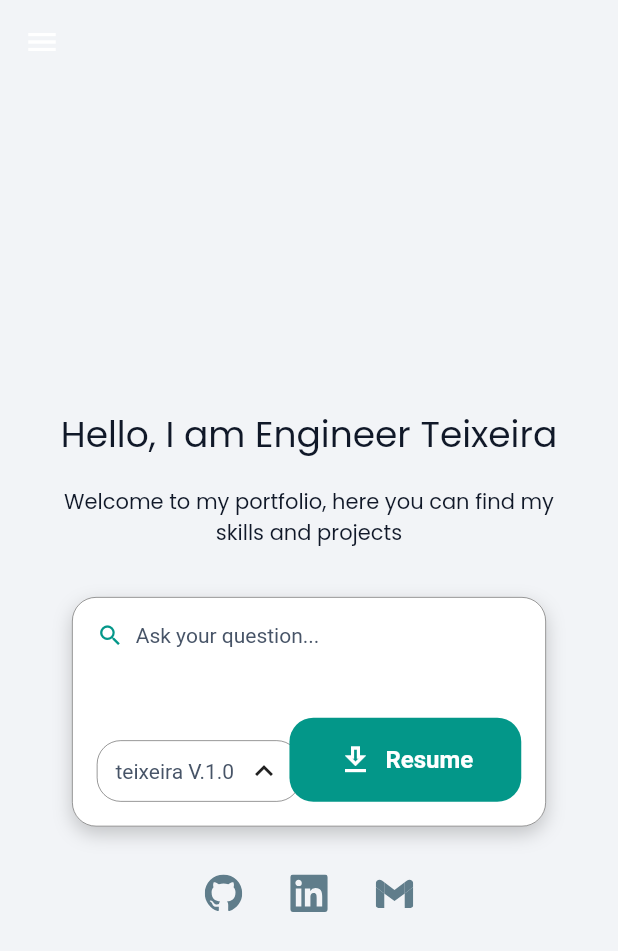
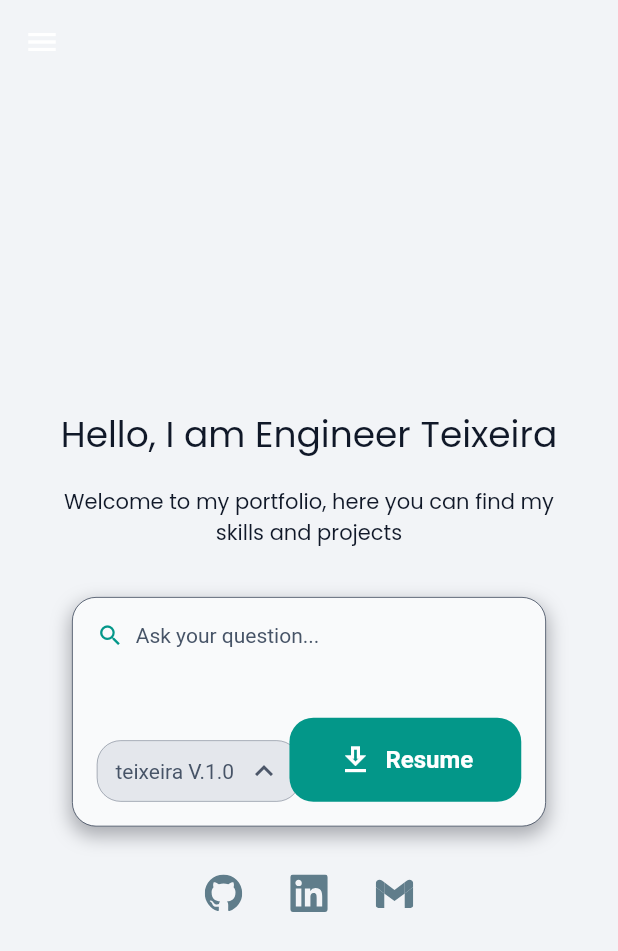
Before and after one commit to Teixeira49/portafolio, a Flutter app: the screen it shows after launch, on a phone screen of 412 x 824 dp. Shown: the top 951 px of the screen. Run offline on Flutter 3.47's test engine with Material 3 defaults, Android fonts, the phone set to English and light mode, and no system bars; our stand-ins replace equatable, flutter_bloc, flutter_svg, gap, get_it, google_fonts and 1 more; generated files the repository leaves out were written again.

Commit message:
Refactor Home layout and update widget styles

```diff
--- a/lib/src/features/home/presentation/page/home_page.dart
+++ b/lib/src/features/home/presentation/page/home_page.dart
@@ -1,6 +1,7 @@
 import 'package:flutter/material.dart';
 import 'package:flutter_bloc/flutter_bloc.dart';
 import 'package:gap/gap.dart';
+import 'package:portafolio/src/core/theme/app_theme.dart';
 import 'package:portafolio/src/features/home/data/repositories/home_repository.dart';
 import 'package:url_launcher/url_launcher.dart';
 
--- a/lib/src/features/home/presentation/widget/home_body.dart
+++ b/lib/src/features/home/presentation/widget/home_body.dart
@@ -14,23 +14,30 @@ class HomeBody extends StatelessWidget {
       builder: (context, state) {
         return state.chatName == "Home Chat"
             ? _WelcomeToChatWidget()
-            : Scaffold(
-              appBar:
-                  state.chatName != "Home Chat" && !Responsive.isMobile(context)
-                      ? AppBar(
-                        title: Text('Portafolio de Teixeira49'),
-                        centerTitle: true,
-                        actions: [
-                          CustomTitleBadged(name: state.chatName),
-                        ],
-                      )
-                      : null,
-              body: Stack(
+            : Stack(
               alignment: Alignment.topCenter,
               children: [
-                  MessageContent(
+                if (state.chatName != "Home Chat" &&
+                    !Responsive.isMobile(context)) ...[
+                  Positioned(
+                    top: WidthValues.padding,
+                    child: Text(
+                      'Portafolio de Teixeira49',
+                      style: ExtendedTextTheme.titleMedium(context),
+                    ),
+                  ),
+                  Positioned(
+                    top: WidthValues.padding,
+                    right: WidthValues.padding,
+                    child: CustomTitleBadged(name: state.chatName),
+                  ),
+                ],
+                Padding(
+                  padding: EdgeInsets.only(top: WidthValues.spacing2xl),
+                  child: MessageContent(
                     title: state.chatName,
                     content: state.messages.isNotEmpty ? state.messages : [],
+                  ),
                 ),
 
                 Align(
@@ -41,7 +48,6 @@ class HomeBody extends StatelessWidget {
                   ),
                 ),
               ],
-              ),
             );
       },
     );
--- a/lib/src/features/home/presentation/widget/home_widgets.dart
+++ b/lib/src/features/home/presentation/widget/home_widgets.dart
@@ -67,13 +67,14 @@ class _ChatTextFieldAnimatedContainer extends StatelessWidget {
       width: MediaQuery.of(context).size.width,
       padding: EdgeInsets.all(WidthValues.padding),
       decoration: BoxDecoration(
-        color: Colors.white,
+        color: ColorValues.bgSecondary(context),
         borderRadius: BorderRadius.circular(WidthValues.radiusMd),
-        border: Border.all(color: Colors.black54, width: 0.5),
+        border: Border.all(color: ColorValues.borderSolid(context), width: 0.5),
         boxShadow: [
           BoxShadow(
-            color: Colors.black.withOpacity(0.2),
+            color: ColorValues.shadowPrimary(context).withAlpha(200),
             blurRadius: 10,
+            spreadRadius: 1,
             offset: const Offset(0, 5),
           ),
         ],
@@ -133,16 +134,22 @@ class _ChatTextFieldContainerBotModel extends StatelessWidget {
       horizontal: WidthValues.spacingSm,
     ),
     decoration: BoxDecoration(
-      color: Colors.white38,
+      color: ColorValues.utilityGray200(context),
       borderRadius: BorderRadius.circular(WidthValues.radiusMd),
-      border: Border.all(color: Colors.black54, width: 0.5),
+      border: Border.all(
+        color: ColorValues.borderSolid(context).withAlpha(120),
+        width: 0.5,
+      ),
     ),
     child: Row(
       spacing: WidthValues.spacingXs,
       mainAxisSize: MainAxisSize.min,
       children: [
         Text(context.l10n.homePageIAModelLayer),
-        Icon(Icons.keyboard_arrow_up_outlined, color: Colors.black87),
+        Icon(
+          Icons.keyboard_arrow_up_outlined,
+          color: ColorValues.borderSolid(context).withAlpha(220),
+        ),
       ],
     ),
   );
```
Lines whose indentation alone changed are shown as unchanged.
